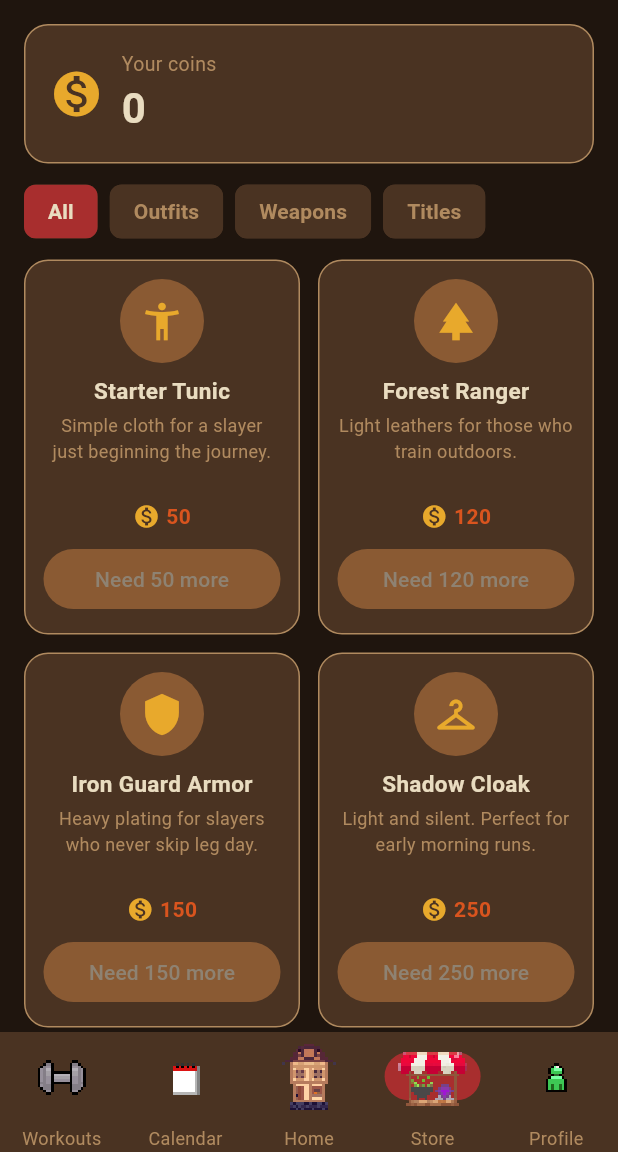
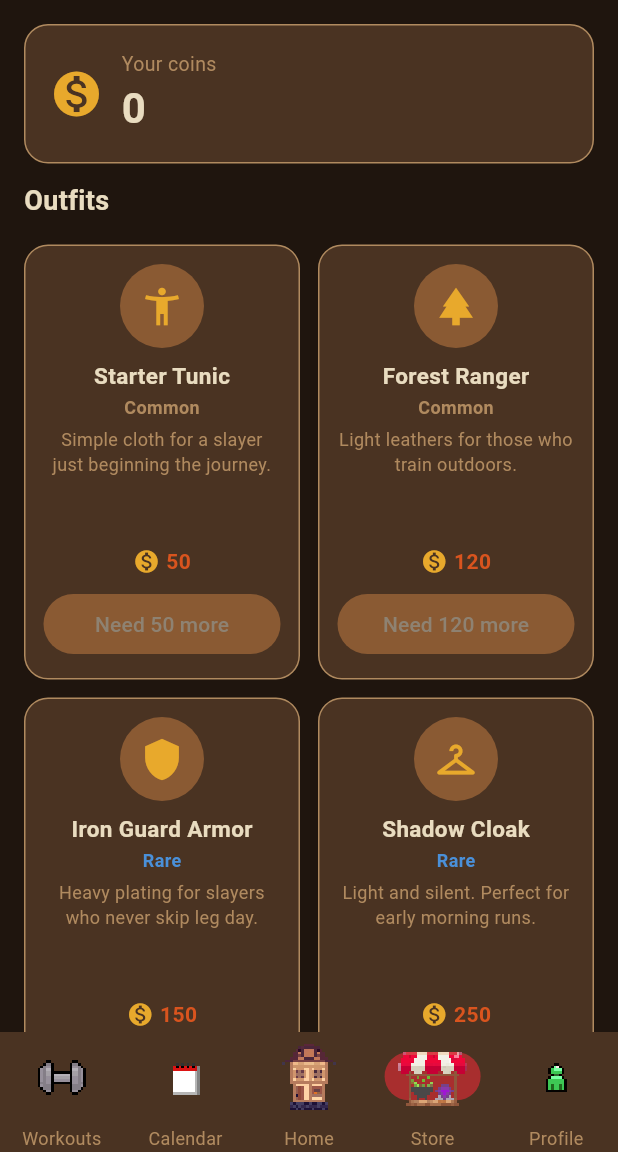
Before and after one commit to m1k3br4n6/fitness_slayer_app_s6, a Flutter app: the screen it shows once a user with an empty profile is signed in, item 4 of the bottom bar chosen, on a phone screen of 412 x 824 dp, the part 84-1236 px from its top. Run offline on Flutter 3.47's test engine with Material 3 defaults, Android fonts, the phone set to English and light mode, and no system bars; our stand-ins replace circular_countdown_timer, cloud_firestore, firebase_auth, firebase_core, flutter_local_notifications, flutter_spinkit and 1 more; missing offline and left inert: muscle_mapper; accounts and stored records are empty.

Commit message:
Add files via upload

```diff
--- a/lib/screens/game-features/shop.dart
+++ b/lib/screens/game-features/shop.dart
@@ -1,6 +1,7 @@
 import 'package:cloud_firestore/cloud_firestore.dart';
 import 'package:fitness_slayer_01/models/my_user.dart';
 import 'package:fitness_slayer_01/models/store_item.dart';
+import 'package:fitness_slayer_01/services/database_service.dart';
 import 'package:fitness_slayer_01/services/store_service.dart';
 import 'package:fitness_slayer_01/widgets/loading.dart';
 import 'package:fitness_slayer_01/theme/app_colors.dart';
@@ -17,6 +18,10 @@ class Shop extends StatefulWidget {
 class _ShopState extends State<Shop> {
   StoreCategory? _selectedCategory;
   String? _buyingItemId;
+
+  void _toast(String message) {
+    ScaffoldMessenger.of(context).showSnackBar(SnackBar(content: Text(message)));
+  }
 
   Future<void> _buy(StoreItem item, String uid) async {
     final confirmed = await showDialog<bool>(
@@ -49,13 +54,24 @@ class _ShopState extends State<Shop> {
     setState(() => _buyingItemId = null);
 
     final message = switch (result) {
-      PurchaseResult.success => 'You bought ${item.name}!',
+      PurchaseResult.success => 'You bought ${item.name}! Tap Equip to wear it.',
       PurchaseResult.notEnoughCoins => 'Not enough coins.',
       PurchaseResult.alreadyOwned => 'You already own this item.',
       PurchaseResult.userNotFound => "Couldn't find your profile data.",
       PurchaseResult.failed => 'Something went wrong. Please try again.',
     };
-    ScaffoldMessenger.of(context).showSnackBar(SnackBar(content: Text(message)));
+    _toast(message);
+  }
+
+  Future<void> _equip(StoreItem item, String uid) async {
+    try {
+      await DatabaseService().setEquippedOutfit(uid, item.id);
+      if (!mounted) return;
+      _toast('${item.name} equipped!');
+    } catch (e) {
+      if (!mounted) return;
+      _toast('Could not equip that outfit. Please try again.');
+    }
   }
 
   @override
@@ -72,26 +88,46 @@ class _ShopState extends State<Shop> {
         : <String, dynamic>{};
     final coins = (data['coin'] as num?)?.toInt() ?? 0;
     final owned = List<String>.from(data['inventory'] ?? const []);
+    final equippedOutfit = data['equipped_outfit'] as String?;
 
-    final items = _selectedCategory == null
-        ? storeCatalog
-        : storeCatalog.where((item) => item.category == _selectedCategory).toList();
+    // Only categories marked isLive are sold. Others are kept for future updates.
+    final liveCategories = StoreCategory.values.where((c) => c.isLive).toList();
+    final items = liveStoreItems
+        .where((item) => _selectedCategory == null || item.category == _selectedCategory)
+        .toList();
 
     return Scaffold(
       backgroundColor: AppColors.background,
       body: Column(
         children: [
           _CoinBalance(coins: coins),
+          if (liveCategories.length > 1)
             _CategoryFilter(
+              categories: liveCategories,
               selected: _selectedCategory,
               onSelected: (category) => setState(() => _selectedCategory = category),
+            )
+          else
+            const Padding(
+              padding: EdgeInsets.fromLTRB(16, 4, 16, 8),
+              child: Align(
+                alignment: Alignment.centerLeft,
+                child: Text(
+                  'Outfits',
+                  style: TextStyle(
+                    color: AppColors.textPrimary,
+                    fontSize: 18,
+                    fontWeight: FontWeight.bold,
+                  ),
+                ),
+              ),
             ),
           Expanded(
             child: GridView.builder(
               padding: const EdgeInsets.fromLTRB(16, 8, 16, 16),
               gridDelegate: const SliverGridDelegateWithMaxCrossAxisExtent(
                 maxCrossAxisExtent: 220,
-                mainAxisExtent: 250,
+                mainAxisExtent: 290,
                 crossAxisSpacing: 12,
                 mainAxisSpacing: 12,
               ),
@@ -102,9 +138,11 @@ class _ShopState extends State<Shop> {
                   item: item,
                   coins: coins,
                   isOwned: owned.contains(item.id),
+                  isEquipped: equippedOutfit == item.id,
                   isBuying: _buyingItemId == item.id,
                   isBusy: _buyingItemId != null,
                   onBuy: () => _buy(item, user.uid),
+                  onEquip: () => _equip(item, user.uid),
                 );
               },
             ),
@@ -154,10 +192,15 @@ class _CoinBalance extends StatelessWidget {
 }
 
 class _CategoryFilter extends StatelessWidget {
+  final List<StoreCategory> categories;
   final StoreCategory? selected;
   final ValueChanged<StoreCategory?> onSelected;
 
-  const _CategoryFilter({required this.selected, required this.onSelected});
+  const _CategoryFilter({
+    required this.categories,
+    required this.selected,
+    required this.onSelected,
+  });
 
   Widget _chip(String label, bool isSelected, VoidCallback onTap) {
     return Padding(
@@ -187,7 +230,7 @@ class _CategoryFilter extends StatelessWidget {
         padding: const EdgeInsets.symmetric(horizontal: 16),
         children: [
           _chip('All', selected == null, () => onSelected(null)),
-          for (final category in StoreCategory.values)
+          for (final category in categories)
             _chip(category.label, selected == category, () => onSelected(category)),
         ],
       ),
@@ -199,42 +242,68 @@ class _ItemCard extends StatelessWidget {
   final StoreItem item;
   final int coins;
   final bool isOwned;
+  final bool isEquipped;
   final bool isBuying;
   final bool isBusy;
   final VoidCallback onBuy;
+  final VoidCallback onEquip;
 
   const _ItemCard({
     required this.item,
     required this.coins,
     required this.isOwned,
+    required this.isEquipped,
     required this.isBuying,
     required this.isBusy,
     required this.onBuy,
+    required this.onEquip,
   });
+
+  Widget _art() {
+    final fallback = Icon(item.icon, color: AppColors.gold, size: 30);
+    if (item.imagePath == null) return fallback;
+    return ClipOval(
+      child: Image.asset(
+        item.imagePath!,
+        width: 56,
+        height: 56,
+        fit: BoxFit.cover,
+        errorBuilder: (context, error, stack) => fallback,
+      ),
+    );
+  }
 
   @override
   Widget build(BuildContext context) {
     final canAfford = coins >= item.price;
-    final VoidCallback? onPressed = (!isOwned && canAfford && !isBusy) ? onBuy : null;
-    final label = isOwned
-        ? 'Owned'
-        : canAfford
-            ? 'Buy'
-            : 'Need ${item.price - coins} more';
+
+    final String label;
+    final VoidCallback? onPressed;
+    if (isOwned) {
+      label = isEquipped ? 'Equipped' : 'Equip';
+      onPressed = (!isEquipped && !isBusy) ? onEquip : null;
+    } else {
+      label = canAfford ? 'Buy' : 'Need ${item.price - coins} more';
+      onPressed = (canAfford && !isBusy) ? onBuy : null;
+    }
 
     return Container(
       padding: const EdgeInsets.all(12),
       decoration: BoxDecoration(
         color: AppColors.surface,
         borderRadius: BorderRadius.circular(16),
-        border: isOwned ? Border.all(color: AppColors.gold, width: 1.5) : Border.all(color: AppColors.border),
+        border: isEquipped
+            ? Border.all(color: AppColors.gold, width: 2)
+            : isOwned
+            ? Border.all(color: AppColors.gold.withOpacity(0.5), width: 1.5)
+            : Border.all(color: AppColors.border),
       ),
       child: Column(
         children: [
           CircleAvatar(
             radius: 28,
             backgroundColor: AppColors.container,
-            child: Icon(item.icon, color: AppColors.gold, size: 30),
+            child: _art(),
           ),
           const SizedBox(height: 8),
           Text(
@@ -247,6 +316,15 @@ class _ItemCard extends StatelessWidget {
               fontWeight: FontWeight.bold,
             ),
           ),
+          const SizedBox(height: 2),
+          Text(
+            item.rarity.label,
+            style: TextStyle(
+              color: item.rarity.color,
+              fontSize: 12,
+              fontWeight: FontWeight.w600,
+            ),
+          ),
           const SizedBox(height: 4),
           Expanded(
             child: Text(
@@ -257,6 +335,7 @@ class _ItemCard extends StatelessWidget {
               style: const TextStyle(color: AppColors.textSecondary, fontSize: 12),
             ),
           ),
+          if (!isOwned)
             Row(
               mainAxisAlignment: MainAxisAlignment.center,
               children: [
@@ -265,11 +344,16 @@ class _ItemCard extends StatelessWidget {
                 Text(
                   '${item.price}',
                   style: TextStyle(
-                  color: (canAfford || isOwned) ? AppColors.textPrimary : AppColors.primary,
+                    color: canAfford ? AppColors.textPrimary : AppColors.primary,
                     fontWeight: FontWeight.bold,
                   ),
                 ),
               ],
+            )
+          else
+            const Text(
+              'Owned',
+              style: TextStyle(color: AppColors.gold, fontWeight: FontWeight.bold),
             ),
           const SizedBox(height: 8),
           SizedBox(
```
Lines whose indentation alone changed are shown as unchanged.
